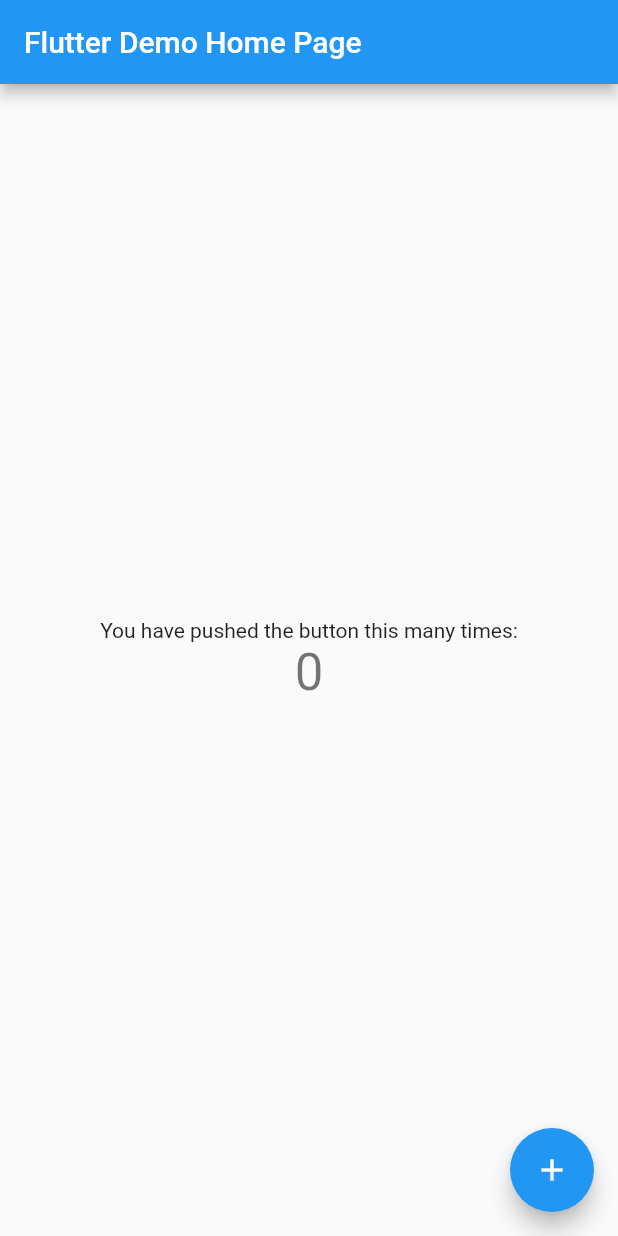
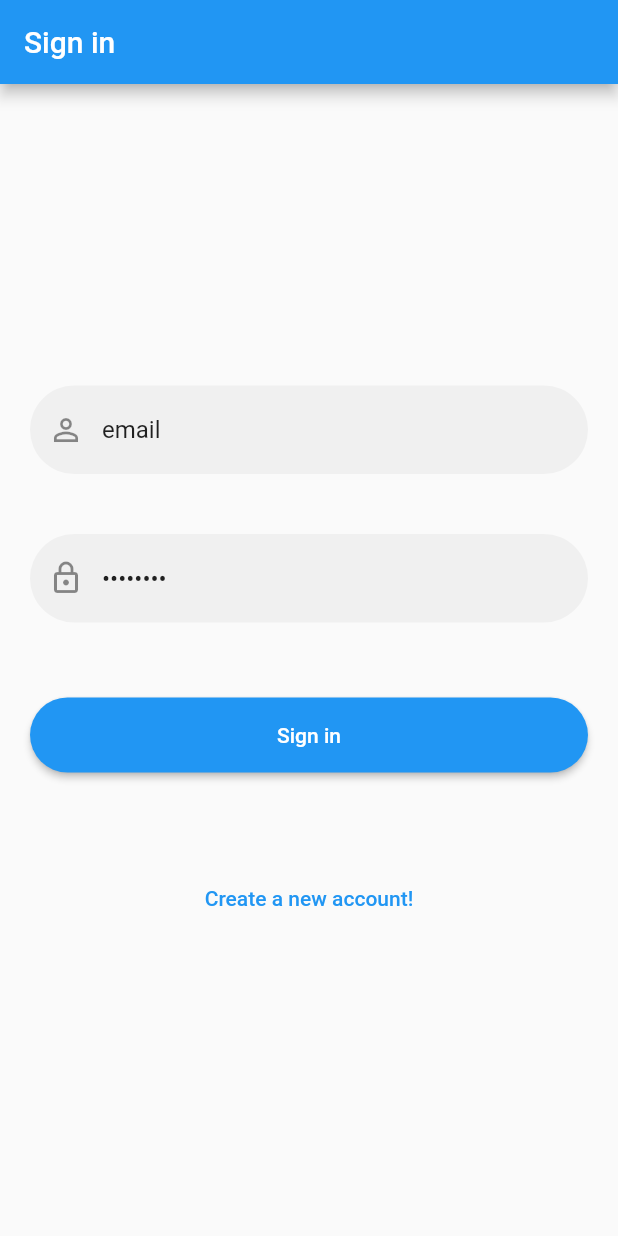
Before and after one commit to 15ucs025/FirebaseAuthApp, a Flutter app: the screen it shows after launch, on a phone screen of 412 x 824 dp. Run offline on Flutter 3.47's test engine with Material 2 defaults, Android fonts, the phone set to English and light mode, and no system bars.

Commit message:
Added ui for sign up, register and landing screen

```diff
--- /dev/null
+++ b/lib/Screens/signin.dart
@@ -0,0 +1,79 @@
+import 'package:firebase_auth_login/Screens/homeView.dart';
+import 'package:firebase_auth_login/Screens/signup.dart';
+import 'package:firebase_auth_login/custom_widget/reusable_widget.dart';
+import 'package:flutter/material.dart';
+import 'package:flutter/src/widgets/basic.dart';
+import 'package:flutter/src/widgets/container.dart';
+import 'package:flutter/src/widgets/framework.dart';
+
+class SigninView extends StatefulWidget {
+  const SigninView({super.key});
+
+  @override
+  State<SigninView> createState() => _SigninViewState();
+}
+
+class _SigninViewState extends State<SigninView> {
+  var emailController = TextEditingController(text: "email");
+  var passController = TextEditingController(text: "password");
+
+  @override
+  Widget build(BuildContext context) {
+    return Scaffold(
+      appBar: AppBar(
+        title: const Text("Sign in"),
+      ),
+      body: Center(
+        child: Column(
+          mainAxisAlignment: MainAxisAlignment.center,
+          children: [
+            Padding(
+              padding: const EdgeInsets.all(20),
+              child: reusableTextField(
+                text: "Email",
+                controller: emailController,
+                icon: Icons.person_outline,
+              ),
+            ),
+            Padding(
+              padding: const EdgeInsets.all(20),
+              child: reusableTextField(
+                text: "Password",
+                controller: passController,
+                icon: Icons.lock_outlined,
+                isPasswordType: true,
+              ),
+            ),
+            Padding(
+              padding: const EdgeInsets.all(20),
+              child: reusableElevatedButton(
+                context: context,
+                title: "Sign in",
+                onTap: () {
+                  Navigator.push(
+                      context,
+                      MaterialPageRoute(
+                          builder: (context) => const MyHomePage(
+                              title: "Login with Firebase Auth")));
+                },
+              ),
+            ),
+            Padding(
+              padding: const EdgeInsets.all(20),
+              child: TextButton(
+                child: const Text("Create a new account!"),
+                onPressed: () {
+                  Navigator.push(
+                      context,
+                      MaterialPageRoute(
+                          builder: (context) =>
+                              const SignupView(title: "Register")));
+                },
+              ),
+            ),
+          ],
+        ),
+      ),
+    );
+  }
+}
--- /dev/null
+++ b/lib/custom_widget/reusable_widget.dart
@@ -0,0 +1,51 @@
+import 'package:flutter/material.dart';
+
+TextField reusableTextField(
+    {required String text,
+    required IconData icon,
+    required TextEditingController controller,
+    bool isPasswordType = false}) {
+  return TextField(
+    controller: controller,
+    obscureText: isPasswordType,
+    enableSuggestions: !isPasswordType,
+    autocorrect: !isPasswordType,
+    decoration: InputDecoration(
+      prefixIcon: Icon(
+        icon,
+      ),
+      labelText: text,
+      filled: true,
+      floatingLabelBehavior: FloatingLabelBehavior.never,
+      border: OutlineInputBorder(
+          borderRadius: BorderRadius.circular(30.0),
+          borderSide: const BorderSide(width: 0, style: BorderStyle.none)),
+    ),
+    keyboardType: isPasswordType
+        ? TextInputType.visiblePassword
+        : TextInputType.emailAddress,
+  );
+}
+
+Container reusableElevatedButton(
+    {required BuildContext context,
+    required String title,
+    required Function onTap}) {
+  return Container(
+    width: MediaQuery.of(context).size.width,
+    height: 50,
+    margin: const EdgeInsets.fromLTRB(0, 10, 0, 20),
+    decoration: BoxDecoration(borderRadius: BorderRadius.circular(90)),
+    child: ElevatedButton(
+      onPressed: () {
+        onTap();
+      },
+      style: ButtonStyle(
+          shape: MaterialStateProperty.all<RoundedRectangleBorder>(
+              RoundedRectangleBorder(borderRadius: BorderRadius.circular(30)))),
+      child: Text(
+        title,
+      ),
+    ),
+  );
+}
--- a/lib/main.dart
+++ b/lib/main.dart
@@ -1,3 +1,5 @@
+import 'package:firebase_auth_login/Screens/homeView.dart';
+import 'package:firebase_auth_login/Screens/signin.dart';
 import 'package:flutter/material.dart';
 
 void main() {
@@ -14,54 +16,7 @@
       theme: ThemeData(
         primarySwatch: Colors.blue,
       ),
-      home: const MyHomePage(title: 'Flutter Demo Home Page'),
+      home: const SigninView(),
     );
   }
 }
-
-class MyHomePage extends StatefulWidget {
-  const MyHomePage({super.key, required this.title});
-
-  final String title;
-
-  @override
-  State<MyHomePage> createState() => _MyHomePageState();
-}
-
-class _MyHomePageState extends State<MyHomePage> {
-  int _counter = 0;
-
-  void _incrementCounter() {
-    setState(() {
-      _counter++;
-    });
-  }
-
-  @override
-  Widget build(BuildContext context) {
-    return Scaffold(
-      appBar: AppBar(
-        title: Text(widget.title),
-      ),
-      body: Center(
-        child: Column(
-          mainAxisAlignment: MainAxisAlignment.center,
-          children: <Widget>[
-            const Text(
-              'You have pushed the button this many times:',
-            ),
-            Text(
-              '$_counter',
-              style: Theme.of(context).textTheme.headline4,
-            ),
-          ],
-        ),
-      ),
-      floatingActionButton: FloatingActionButton(
-        onPressed: _incrementCounter,
-        tooltip: 'Increment',
-        child: const Icon(Icons.add),
-      ),
-    );
-  }
-}
```
Also changed, not shown: lib/Screens/homeView.dart (added, +41 -0 lines), lib/Screens/signup.dart (added, +76 -0 lines).
